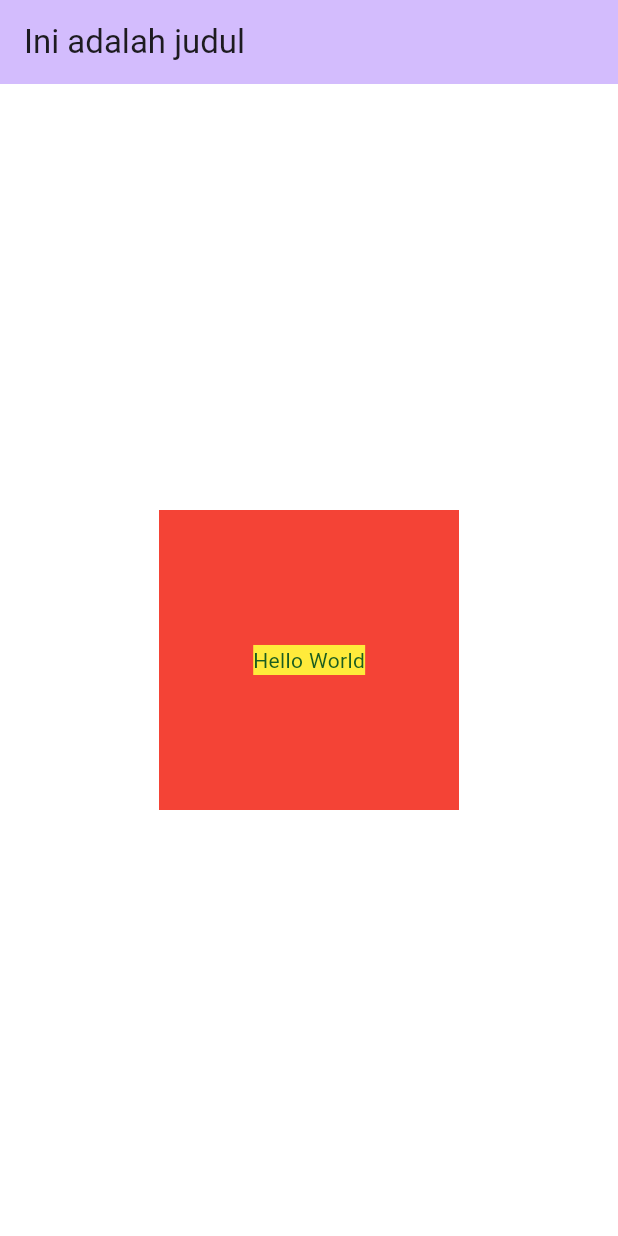
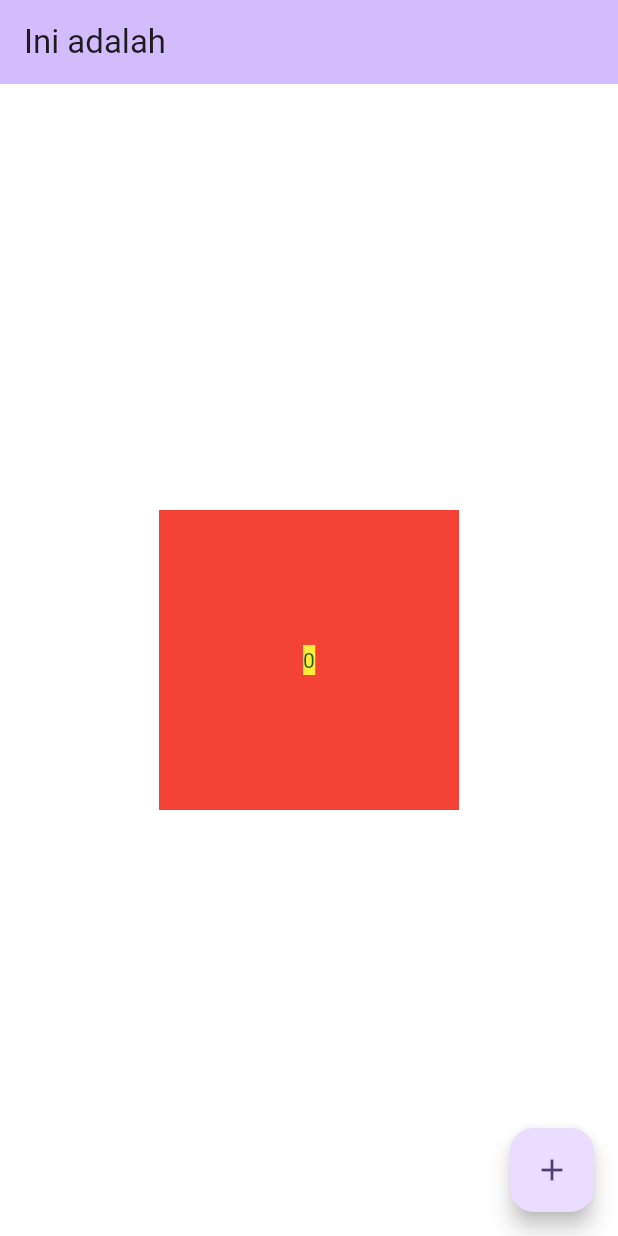
Before and after one commit to WildanSuyuti/flutter_pemula, a Flutter app: the screen it shows after launch, on a phone screen of 412 x 824 dp. Run offline on Flutter 3.47's test engine with Material 3 defaults, Android fonts, the phone set to English and light mode, and no system bars.

Commit message:
belajar stateless dan statefull widget

```diff
--- a/lib/main.dart
+++ b/lib/main.dart
@@ -21,8 +21,15 @@ class App extends StatelessWidget {
   }
 }
 
-class HomePage extends StatelessWidget {
+class HomePage extends StatefulWidget {
   const HomePage({super.key});
+
+  @override
+  State<HomePage> createState() => _HomePageState();
+}
+
+class _HomePageState extends State<HomePage> {
+  int _counter = 0;
 
   @override
   Widget build(BuildContext context) {
@@ -30,16 +37,18 @@ class HomePage extends StatelessWidget {
       backgroundColor: Colors.white,
       appBar: AppBar(
         backgroundColor: Theme.of(context).colorScheme.inversePrimary,
-        title: const Text("Ini adalah judul"),
+        title: const Text("Ini adalah"),
       ),
       body: Center(
+        child: GestureDetector(
+          onTap: () => setState(() => _counter = 0),
           child: Container(
             width: 200,
             height: 200,
             color: Colors.red,
             child: Center(
               child: Text(
-              "Hello World",
+                "$_counter",
                 style: TextStyle(
                   color: Colors.green[900],
                   backgroundColor: Colors.yellow,
@@ -48,6 +57,15 @@ class HomePage extends StatelessWidget {
             ),
           ),
         ),
+      ),
+      floatingActionButton: FloatingActionButton(
+        child: const Icon(Icons.add),
+        onPressed: () {
+          setState(() {
+            _counter++;
+          });
+        },
+      ),
     );
   }
 }
```
Lines whose indentation alone changed are shown as unchanged.
